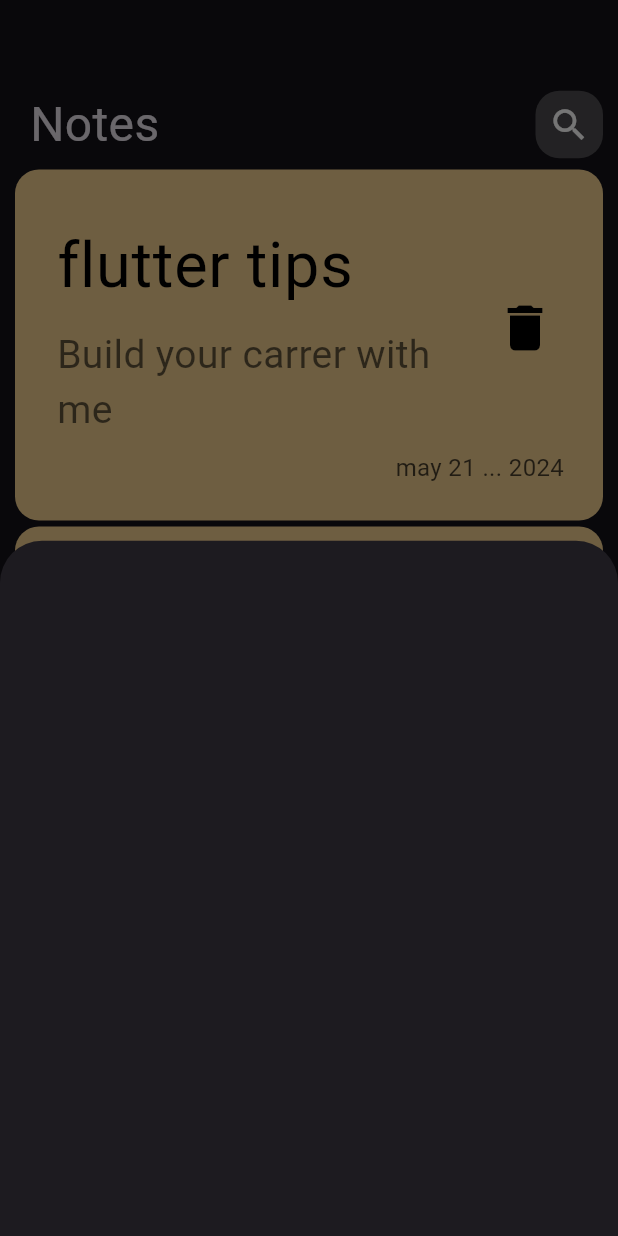
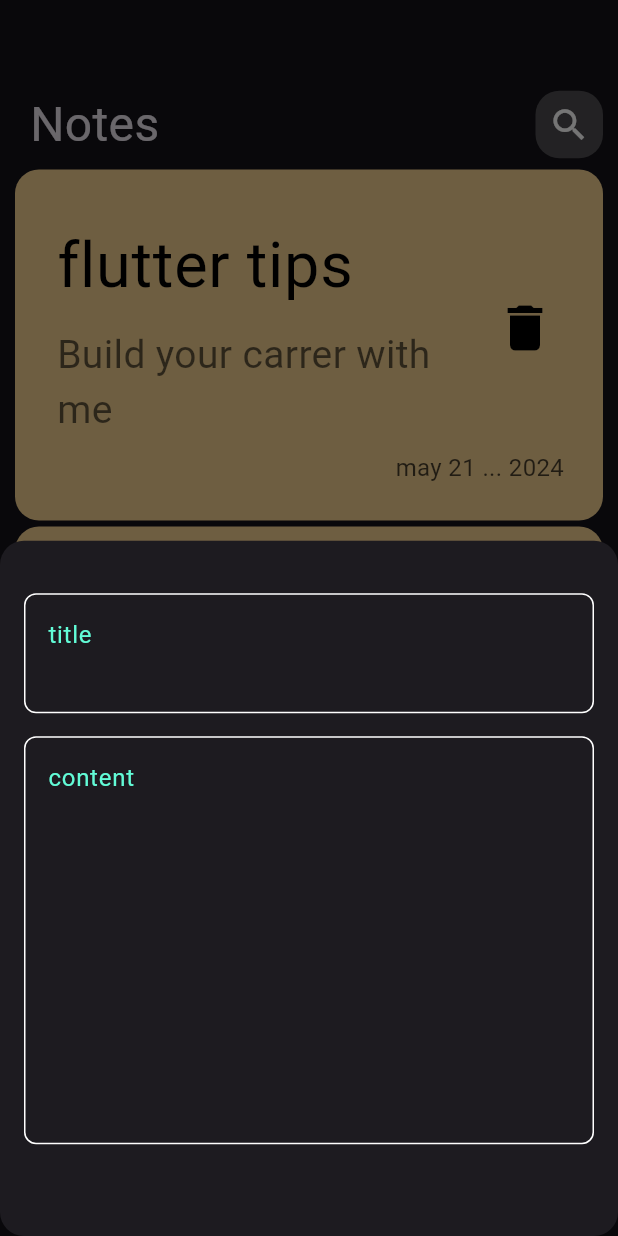
Before and after one commit to real-Hafez/notes-app, a Flutter app: the screen it shows after launch, after a tap on the "add" icon, on a phone screen of 412 x 824 dp. Run offline on Flutter 3.47's test engine with Material 3 defaults, Android fonts, the phone set to English and light mode, and no system bars.

Commit message:
add notes  and text field

```diff
--- /dev/null
+++ b/lib/constant.dart
@@ -0,0 +1,3 @@
+import 'package:flutter/material.dart';
+
+const kprimarycolor = const Color(0xff62FCD7);
--- a/lib/views/notes_view.dart
+++ b/lib/views/notes_view.dart
@@ -11,6 +11,8 @@ class notes_view extends StatelessWidget {
       floatingActionButton: FloatingActionButton(
         onPressed: () {
           showModalBottomSheet(
+              shape: RoundedRectangleBorder(
+                  borderRadius: BorderRadius.circular(16)),
               context: context,
               builder: (context) {
                 return const add_note_button_sheet();
--- a/lib/widgets/add_note_button_sheet.dart
+++ b/lib/widgets/add_note_button_sheet.dart
@@ -1,10 +1,31 @@
 import 'package:flutter/material.dart';
+import 'package:notes_app/widgets/custom_text_field.dart';
 
 class add_note_button_sheet extends StatelessWidget {
   const add_note_button_sheet({super.key});
 
   @override
   Widget build(BuildContext context) {
-    return Container();
+    return const Padding(
+      padding: EdgeInsets.symmetric(horizontal: 16),
+      child: Column(
+        children: [
+          SizedBox(
+            height: 35,
+          ),
+          custom_text_field(
+            hint: 'title',
+            maxlines: 2,
+          ),
+          Spacer(
+            flex: 2,
+          ),
+          custom_text_field(hint: 'content', maxlines: 10),
+          Spacer(
+            flex: 8,
+          ),
+        ],
+      ),
+    );
   }
 }
--- /dev/null
+++ b/lib/widgets/custom_text_field.dart
@@ -0,0 +1,33 @@
+import 'package:flutter/material.dart';
+import 'package:notes_app/constant.dart';
+
+class custom_text_field extends StatelessWidget {
+  const custom_text_field(
+      {super.key, required this.hint, required this.maxlines});
+  final String hint;
+  final int maxlines;
+  @override
+  Widget build(BuildContext context) {
+    return TextField(
+      maxLines: maxlines,
+      cursorColor: kprimarycolor,
+      decoration: InputDecoration(
+          hintText: hint,
+          hintStyle: TextStyle(
+            color: kprimarycolor,
+          ),
+          border: build_border(),
+          enabledBorder: build_border(),
+          focusedBorder: build_border(kprimarycolor)),
+    );
+  }
+
+  OutlineInputBorder build_border([color]) {
+    return OutlineInputBorder(
+      borderRadius: BorderRadius.circular(8),
+      borderSide: BorderSide(
+        color: color ?? Colors.white,
+      ),
+    );
+  }
+}
```
